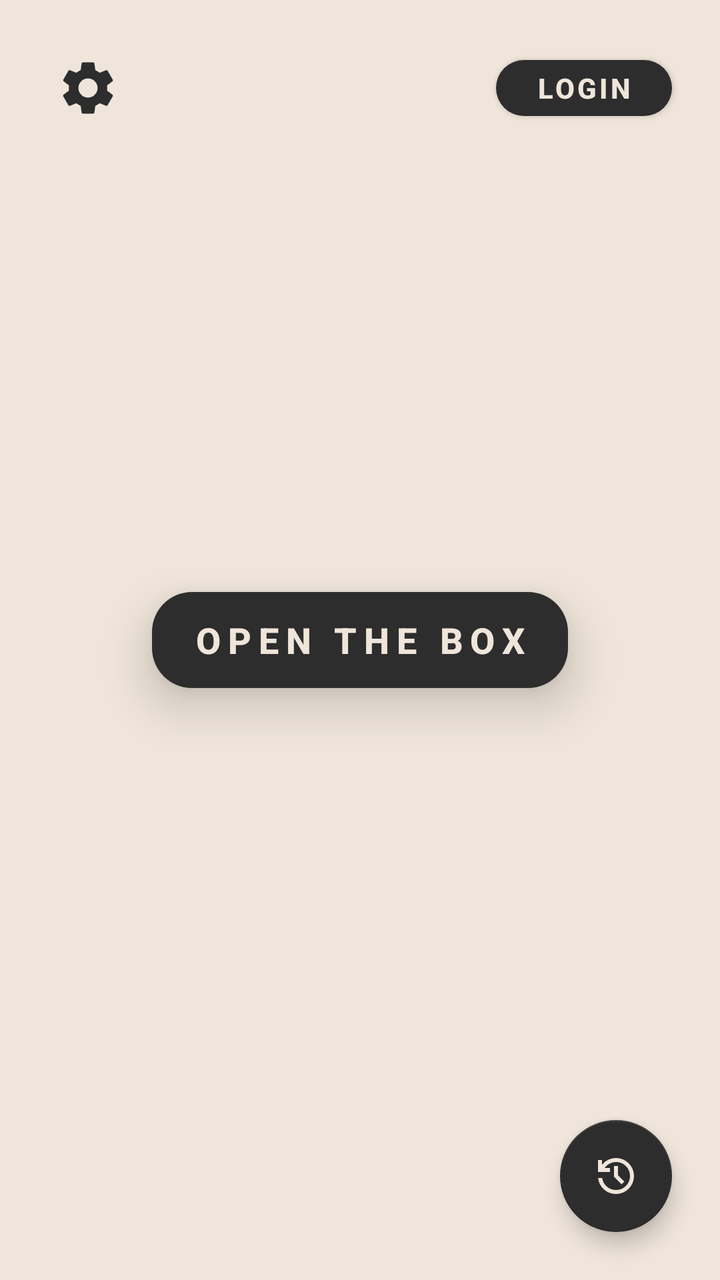
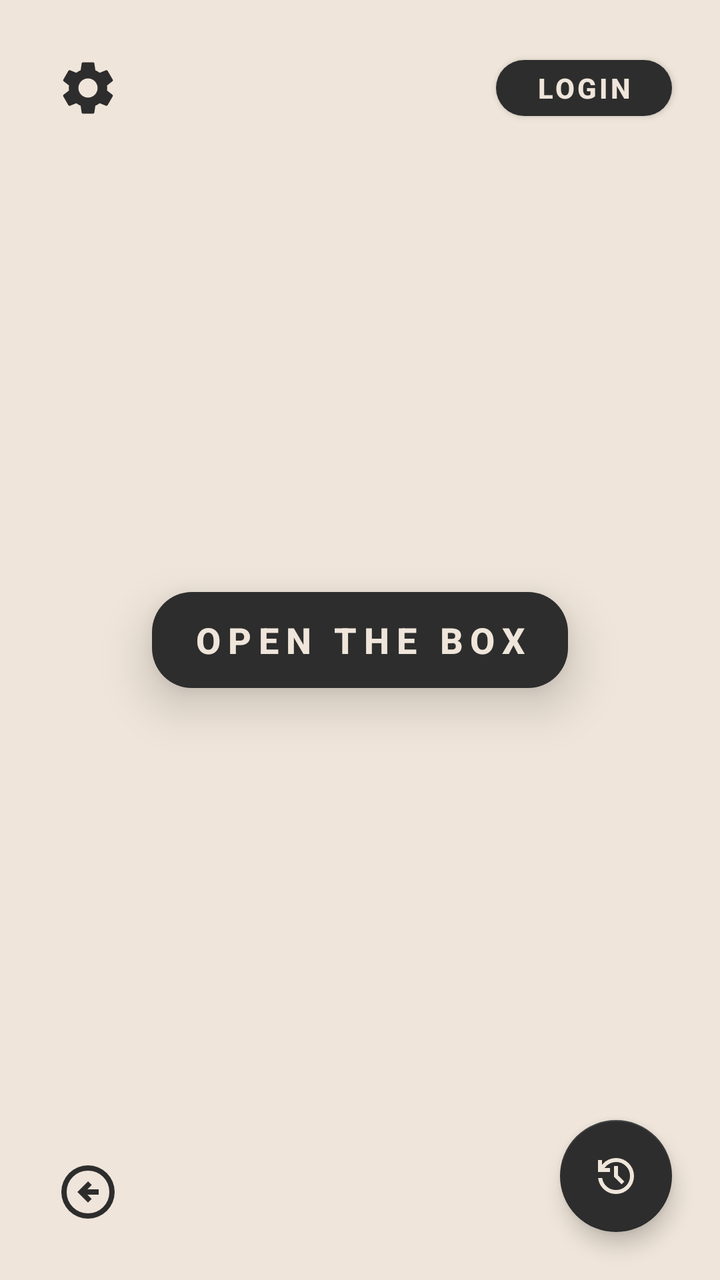

The first picture is an Android layout as it rendered before a commit; the second is the same layout after the commit. The layout source and the unified diff follow.
<!-- AndroidManifest.xml: application theme Theme.PametniPaketnik -->
<!-- res/layout/activity_main.xml -->
<?xml version="1.0" encoding="utf-8"?>
<androidx.constraintlayout.widget.ConstraintLayout xmlns:android="http://schemas.android.com/apk/res/android"
    xmlns:app="http://schemas.android.com/apk/res-auto"
    xmlns:tools="http://schemas.android.com/tools"
    android:id="@+id/main"
    android:layout_width="match_parent"
    android:layout_height="match_parent"
    android:background="@color/background"
    tools:context=".MainActivity">

    <ImageButton
        android:id="@+id/buttonSettings"
        android:layout_width="48dp"
        android:layout_height="48dp"
        android:layout_marginStart="20dp"
        android:layout_marginTop="20dp"
        android:background="?attr/selectableItemBackgroundBorderless"
        android:contentDescription="@string/settings"
        android:padding="8dp"
        android:scaleType="fitCenter"
        android:src="@drawable/ic_settings"
        app:layout_constraintStart_toStartOf="parent"
        app:layout_constraintTop_toTopOf="parent"
        app:tint="@color/history_text_primary" />

    <Button
        android:id="@+id/buttonLogin"
        android:layout_width="wrap_content"
        android:layout_height="40dp"
        android:text="@string/login"
        android:textSize="14sp"
        android:letterSpacing="0.1"
        android:paddingHorizontal="20dp"
        android:textStyle="bold"
        android:textColor="@color/background"
        app:backgroundTint="@color/history_text_primary"
        app:cornerRadius="20dp"
        app:layout_constraintTop_toTopOf="parent"
        app:layout_constraintEnd_toEndOf="parent"
        android:layout_marginTop="24dp"
        android:layout_marginEnd="24dp" />

    <Button
        android:id="@+id/buttonOpenBox"
        android:layout_width="wrap_content"
        android:layout_height="60dp"
        android:text="@string/open_the_box"
        android:textSize="18sp"
        android:letterSpacing="0.2"
        android:paddingHorizontal="20dp"
        android:textStyle="bold"
        android:textColor="@color/background"
        app:backgroundTint="@color/history_text_primary"
        app:cornerRadius="20dp"

        android:elevation="10dp"
        android:translationZ="4dp"
        android:stateListAnimator="@null"

        app:layout_constraintBottom_toBottomOf="parent"
        app:layout_constraintEnd_toEndOf="parent"
        app:layout_constraintStart_toStartOf="parent"
        app:layout_constraintTop_toTopOf="parent" />

    <com.google.android.material.floatingactionbutton.FloatingActionButton
        android:id="@+id/buttonHistory"
        android:layout_width="wrap_content"
        android:layout_height="wrap_content"
        android:layout_marginEnd="24dp"
        android:layout_marginBottom="24dp"
        android:src="@drawable/history"
        app:tint="@color/background"
        app:backgroundTint="@color/history_text_primary"
        app:layout_constraintBottom_toBottomOf="parent"
        app:layout_constraintEnd_toEndOf="parent"
        app:fabSize="normal" />

</androidx.constraintlayout.widget.ConstraintLayout>
<!-- resources referenced by this layout -->
<resources>
  <color name="background">#EFE5DA</color>
  <color name="history_text_primary">#2D2D2D</color>
  <!-- drawable history (drawable) -->
  <vector xmlns:android="http://schemas.android.com/apk/res/android"
      android:width="40dp"
      android:height="40dp"
      android:viewportWidth="960"
      android:viewportHeight="960">
    <path
        android:pathData="M480,840q-138,0 -240.5,-91.5T122,520h82q14,104 92.5,172T480,760q117,0 198.5,-81.5T760,480q0,-117 -81.5,-198.5T480,200q-69,0 -129,32t-101,88h110v80L120,400v-240h80v94q51,-64 124.5,-99T480,120q75,0 140.5,28.5t114,77q48.5,48.5 77,114T840,480q0,75 -28.5,140.5t-77,114q-48.5,48.5 -114,77T480,840ZM592,648L440,496v-216h80v184l128,128 -56,56Z"
        android:fillColor="#1f1f1f"/>
  </vector>
  <!-- drawable ic_settings (drawable) -->
  <vector xmlns:android="http://schemas.android.com/apk/res/android" android:height="24dp" android:tint="#000000" android:viewportHeight="24" android:viewportWidth="24" android:width="24dp">
        
      <path android:fillColor="@android:color/white" android:pathData="M19.14,12.94c0.04,-0.3 0.06,-0.61 0.06,-0.94c0,-0.32 -0.02,-0.64 -0.07,-0.94l2.03,-1.58c0.18,-0.14 0.23,-0.41 0.12,-0.61l-1.92,-3.32c-0.12,-0.22 -0.37,-0.29 -0.59,-0.22l-2.39,0.96c-0.5,-0.38 -1.03,-0.7 -1.62,-0.94L14.4,2.81c-0.04,-0.24 -0.24,-0.41 -0.48,-0.41h-3.84c-0.24,0 -0.43,0.17 -0.47,0.41L9.25,5.35C8.66,5.59 8.12,5.92 7.63,6.29L5.24,5.33c-0.22,-0.08 -0.47,0 -0.59,0.22L2.74,8.87C2.62,9.08 2.66,9.34 2.86,9.48l2.03,1.58C4.84,11.36 4.8,11.69 4.8,12s0.02,0.64 0.07,0.94l-2.03,1.58c-0.18,0.14 -0.23,0.41 -0.12,0.61l1.92,3.32c0.12,0.22 0.37,0.29 0.59,0.22l2.39,-0.96c0.5,0.38 1.03,0.7 1.62,0.94l0.36,2.54c0.05,0.24 0.24,0.41 0.48,0.41h3.84c0.24,0 0.44,-0.17 0.47,-0.41l0.36,-2.54c0.59,-0.24 1.13,-0.56 1.62,-0.94l2.39,0.96c0.22,0.08 0.47,0 0.59,-0.22l1.92,-3.32c0.12,-0.22 0.07,-0.47 -0.12,-0.61L19.14,12.94zM12,15.6c-1.98,0 -3.6,-1.62 -3.6,-3.6s1.62,-3.6 3.6,-3.6s3.6,1.62 3.6,3.6S13.98,15.6 12,15.6z"/>
      
  </vector>
  <string name="login">LOGIN</string>
  <string name="open_the_box">OPEN THE BOX</string>
  <string name="settings">Settings</string>
  <style name="Theme.PametniPaketnik" parent="Base.Theme.PametniPaketnik" />
  <style name="Base.Theme.PametniPaketnik" parent="Theme.MaterialComponents.Light.NoActionBar">
          <item name="colorPrimary">@color/history_text_primary</item>
          <item name="android:statusBarColor">@color/background</item>
          <item name="android:windowLightStatusBar">true</item> </style>
</resources>

<!-- the commit's change to res/layout/activity_main.xml (unified diff, before → after) -->
@@ -74,5 +74,19 @@
         app:layout_constraintBottom_toBottomOf="parent"
         app:layout_constraintEnd_toEndOf="parent"
         app:fabSize="normal" />
+    <ImageButton
+        android:id="@+id/btnBack"
+        android:layout_width="56dp"
+        android:layout_height="56dp"
+        android:layout_marginStart="16dp"
+        android:layout_marginBottom="16dp"
+        android:background="?attr/selectableItemBackgroundBorderless"
+        android:contentDescription="@string/nazaj"
+        android:padding="12dp"
+        android:scaleType="fitCenter"
+        android:src="@drawable/ic_back_black"
+        app:layout_constraintBottom_toBottomOf="parent"
+        app:layout_constraintStart_toStartOf="parent"
+        app:tint="@color/history_text_primary" />
 
 </androidx.constraintlayout.widget.ConstraintLayout>
<!-- resource entries referenced after the edit -->
@@ -12,6 +12,12 @@
         android:pathData="M480,840q-138,0 -240.5,-91.5T122,520h82q14,104 92.5,172T480,760q117,0 198.5,-81.5T760,480q0,-117 -81.5,-198.5T480,200q-69,0 -129,32t-101,88h110v80L120,400v-240h80v94q51,-64 124.5,-99T480,120q75,0 140.5,28.5t114,77q48.5,48.5 77,114T840,480q0,75 -28.5,140.5t-77,114q-48.5,48.5 -114,77T480,840ZM592,648L440,496v-216h80v184l128,128 -56,56Z"
         android:fillColor="#1f1f1f"/>
   </vector>
+  <!-- drawable ic_back_black (drawable) -->
+  <vector xmlns:android="http://schemas.android.com/apk/res/android" android:autoMirrored="true" android:height="24dp" android:tint="#000000" android:viewportHeight="960" android:viewportWidth="960" android:width="24dp">
+        
+      <path android:fillColor="@android:color/white" android:pathData="M480,640L536,584L472,520L640,520L640,440L472,440L536,376L480,320L320,480L480,640ZM480,880Q397,880 324,848.5Q251,817 197,763Q143,709 111.5,636Q80,563 80,480Q80,397 111.5,324Q143,251 197,197Q251,143 324,111.5Q397,80 480,80Q563,80 636,111.5Q709,143 763,197Q817,251 848.5,324Q880,397 880,480Q880,563 848.5,636Q817,709 763,763Q709,817 636,848.5Q563,880 480,880ZM480,800Q614,800 707,707Q800,614 800,480Q800,346 707,253Q614,160 480,160Q346,160 253,253Q160,346 160,480Q160,614 253,707Q346,800 480,800ZM480,480Q480,480 480,480Q480,480 480,480Q480,480 480,480Q480,480 480,480Q480,480 480,480Q480,480 480,480Q480,480 480,480Q480,480 480,480Z"/>
+      
+  </vector>
   <!-- drawable ic_settings (drawable) -->
   <vector xmlns:android="http://schemas.android.com/apk/res/android" android:height="24dp" android:tint="#000000" android:viewportHeight="24" android:viewportWidth="24" android:width="24dp">
         
@@ -19,6 +25,7 @@
       
   </vector>
   <string name="login">LOGIN</string>
+  <string name="nazaj">Nazaj</string>
   <string name="open_the_box">OPEN THE BOX</string>
   <string name="settings">Settings</string>
   <style name="Theme.PametniPaketnik" parent="Base.Theme.PametniPaketnik" />
